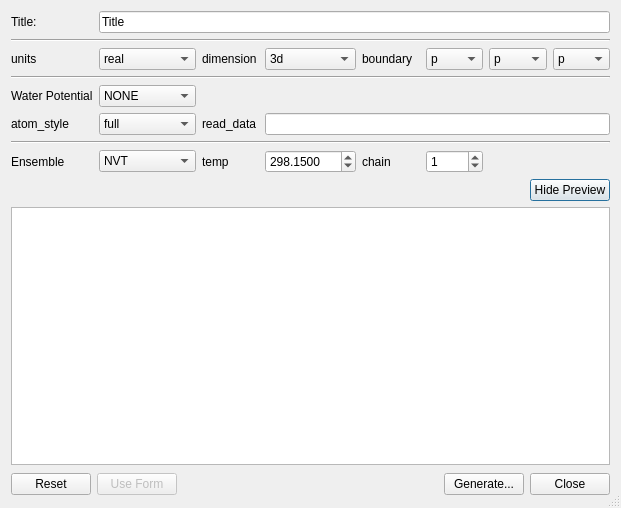
Above: libavogadro/src/extensions/quantuminput/lammpsinputdialog.ui from AlbertDeFusco/avogadro before the change. Below: the same form after it.
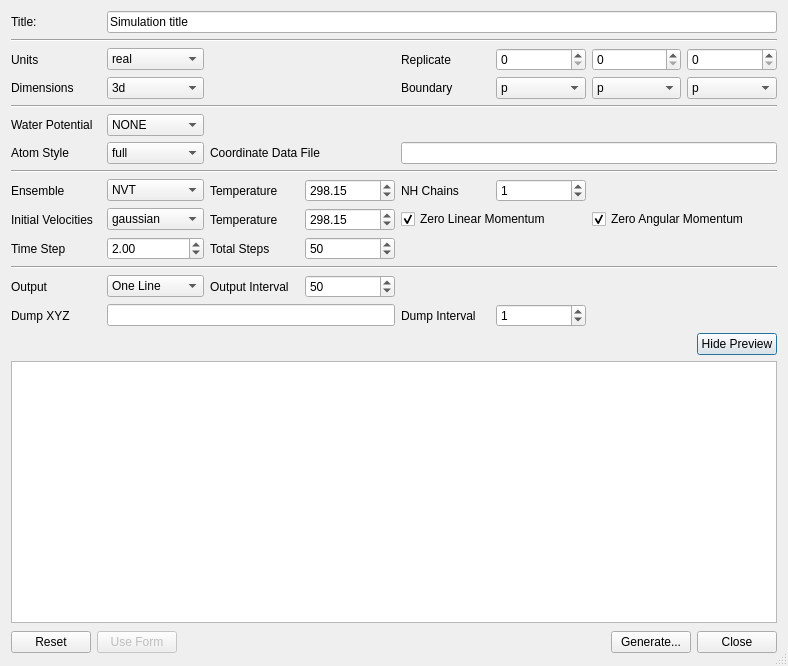
That is the form after the change.

Commit message:
Full input generation completed
A completely working input for SPC water can now be generated.  It is
still required that the lmpdat file be generated separately.

The following keywords were added:
   replicate
   velocity
   thermo_style
   thermo
   timestep
   run

The velocity keywords are limited to atomic velocity creation

thermo_style can only be "one" or "multi"

What changed in the file:
```diff
--- a/libavogadro/src/extensions/quantuminput/lammpsinputdialog.ui
+++ b/libavogadro/src/extensions/quantuminput/lammpsinputdialog.ui
@@ -6,8 +6,8 @@
    <rect>
     <x>0</x>
     <y>0</y>
-    <width>621</width>
-    <height>508</height>
+    <width>788</width>
+    <height>666</height>
    </rect>
   </property>
   <property name="sizePolicy">
@@ -44,7 +44,7 @@
      <item row="0" column="1" colspan="7">
       <widget class="QLineEdit" name="titleLine">
        <property name="text">
-        <string>Title</string>
+        <string>Simulation title</string>
        </property>
       </widget>
      </item>
@@ -65,7 +65,7 @@
 &lt;p style=&quot; margin-top:0px; margin-bottom:0px; margin-left:0px; margin-right:0px; -qt-block-indent:0; text-indent:0px;&quot;&gt;&lt;a href=&quot;http://lammps.sandia.gov/doc/units.html&quot;&gt;&lt;span style=&quot; text-decoration: underline; color:#0057ae;&quot;&gt;http://lammps.sandia.gov/doc/units.html&lt;/span&gt;&lt;/a&gt;&lt;/p&gt;&lt;/body&gt;&lt;/html&gt;</string>
        </property>
        <property name="text">
-        <string>units</string>
+        <string>Units</string>
        </property>
        <property name="buddy">
         <cstring>unitsCombo</cstring>
@@ -119,159 +119,14 @@
        </item>
       </widget>
      </item>
-     <item row="2" column="2">
-      <widget class="QLabel" name="label_dimension">
-       <property name="text">
-        <string>dimension</string>
-       </property>
-       <property name="buddy">
-        <cstring>dimensionCombo</cstring>
-       </property>
-      </widget>
-     </item>
-     <item row="2" column="3">
-      <widget class="QComboBox" name="dimensionCombo">
-       <property name="currentIndex">
-        <number>1</number>
-       </property>
-       <item>
-        <property name="text">
-         <string>2d</string>
-        </property>
-       </item>
-       <item>
-        <property name="text">
-         <string>3d</string>
-        </property>
-       </item>
-      </widget>
-     </item>
-     <item row="2" column="4">
-      <widget class="QLabel" name="label_boundary">
-       <property name="text">
-        <string>boundary</string>
-       </property>
-      </widget>
-     </item>
-     <item row="2" column="5">
-      <widget class="QComboBox" name="xBoundaryCombo">
-       <property name="currentIndex">
-        <number>0</number>
-       </property>
-       <item>
-        <property name="text">
-         <string>p</string>
-        </property>
-       </item>
-       <item>
-        <property name="text">
-         <string>s</string>
-        </property>
-       </item>
-       <item>
-        <property name="text">
-         <string>f</string>
-        </property>
-       </item>
-       <item>
-        <property name="text">
-         <string>m</string>
-        </property>
-       </item>
-       <item>
-        <property name="text">
-         <string>fs</string>
-        </property>
-       </item>
-       <item>
-        <property name="text">
-         <string>fm</string>
-        </property>
-       </item>
-      </widget>
-     </item>
-     <item row="2" column="6">
-      <widget class="QComboBox" name="yBoundaryCombo">
-       <property name="currentIndex">
-        <number>0</number>
-       </property>
-       <item>
-        <property name="text">
-         <string>p</string>
-        </property>
-       </item>
-       <item>
-        <property name="text">
-         <string>s</string>
-        </property>
-       </item>
-       <item>
-        <property name="text">
-         <string>f</string>
-        </property>
-       </item>
-       <item>
-        <property name="text">
-         <string>m</string>
-        </property>
-       </item>
-       <item>
-        <property name="text">
-         <string>fs</string>
-        </property>
-       </item>
-       <item>
-        <property name="text">
-         <string>fm</string>
-        </property>
-       </item>
-      </widget>
-     </item>
-     <item row="2" column="7">
-      <widget class="QComboBox" name="zBoundaryCombo">
-       <property name="currentIndex">
-        <number>0</number>
-       </property>
-       <item>
-        <property name="text">
-         <string>p</string>
-        </property>
-       </item>
-       <item>
-        <property name="text">
-         <string>s</string>
-        </property>
-       </item>
-       <item>
-        <property name="text">
-         <string>f</string>
-        </property>
-       </item>
-       <item>
-        <property name="text">
-         <string>m</string>
-        </property>
-       </item>
-       <item>
-        <property name="text">
-         <string>fs</string>
-        </property>
-       </item>
-       <item>
-        <property name="text">
-         <string>fm</string>
-        </property>
-       </item>
-      </widget>
-     </item>
-     <item row="4" column="0">
+     <item row="5" column="0">
       <widget class="QLabel" name="label_waterPotential">
        <property name="text">
         <string>Water Potential</string>
        </property>
       </widget>
      </item>
-     <item row="4" column="1">
+     <item row="5" column="1">
       <widget class="QComboBox" name="waterPotentialCombo">
        <item>
         <property name="text">
@@ -290,14 +145,14 @@
        </item>
       </widget>
      </item>
-     <item row="3" column="0" colspan="8">
+     <item row="4" column="0" colspan="8">
       <widget class="Line" name="line_2">
        <property name="orientation">
         <enum>Qt::Horizontal</enum>
        </property>
       </widget>
      </item>
-     <item row="5" column="0">
+     <item row="6" column="0">
       <widget class="QLabel" name="label_atomstyle">
        <property name="whatsThis">
         <string>&lt;!DOCTYPE HTML PUBLIC &quot;-//W3C//DTD HTML 4.0//EN&quot; &quot;http://www.w3.org/TR/REC-html40/strict.dtd&quot;&gt;
@@ -307,14 +162,14 @@
 &lt;p style=&quot; margin-top:0px; margin-bottom:0px; margin-left:0px; margin-right:0px; -qt-block-indent:0; text-indent:0px;&quot;&gt;&lt;a href=&quot;http://lammps.sandia.gov/doc/atom_style.html&quot;&gt;&lt;span style=&quot; text-decoration: underline; color:#0057ae;&quot;&gt;http://lammps.sandia.gov/doc/atom_style.html&lt;/span&gt;&lt;/a&gt;&lt;/p&gt;&lt;/body&gt;&lt;/html&gt;</string>
        </property>
        <property name="text">
-        <string>atom_style</string>
+        <string>Atom Style</string>
        </property>
        <property name="buddy">
         <cstring>atomStyleCombo</cstring>
        </property>
       </widget>
      </item>
-     <item row="5" column="1">
+     <item row="6" column="1">
       <widget class="QComboBox" name="atomStyleCombo">
        <property name="whatsThis">
         <string>&lt;!DOCTYPE HTML PUBLIC &quot;-//W3C//DTD HTML 4.0//EN&quot; &quot;http://www.w3.org/TR/REC-html40/strict.dtd&quot;&gt;
@@ -403,24 +258,24 @@
        </item>
       </widget>
      </item>
-     <item row="5" column="2">
+     <item row="6" column="2" colspan="2">
       <widget class="QLabel" name="label_readdata">
        <property name="text">
-        <string>read_data</string>
+        <string>Coordinate Data File</string>
        </property>
       </widget>
      </item>
-     <item row="5" column="3" colspan="5">
+     <item row="6" column="4" colspan="4">
       <widget class="QLineEdit" name="readDataLine"/>
      </item>
-     <item row="7" column="0">
+     <item row="8" column="0">
       <widget class="QLabel" name="label_therm">
        <property name="text">
         <string>Ensemble</string>
        </property>
       </widget>
      </item>
-     <item row="7" column="1">
+     <item row="8" column="1">
       <widget class="QComboBox" name="ensembleCombo">
        <item>
         <property name="text">
@@ -434,17 +289,17 @@
        </item>
       </widget>
      </item>
-     <item row="7" column="2">
+     <item row="8" column="2">
       <widget class="QLabel" name="label_temp">
        <property name="text">
-        <string>temp</string>
+        <string>Temperature</string>
        </property>
       </widget>
      </item>
-     <item row="7" column="3">
+     <item row="8" column="3">
       <widget class="QDoubleSpinBox" name="tempSpin">
        <property name="decimals">
-        <number>4</number>
+        <number>2</number>
        </property>
        <property name="maximum">
         <double>20000.000000000000000</double>
@@ -454,21 +309,24 @@
        </property>
       </widget>
      </item>
-     <item row="7" column="4">
+     <item row="8" column="4">
       <widget class="QLabel" name="label">
        <property name="text">
-        <string>chain</string>
+        <string>NH Chains</string>
        </property>
       </widget>
      </item>
-     <item row="7" column="5">
+     <item row="8" column="5">
       <widget class="QSpinBox" name="nhChainSpin">
+       <property name="minimum">
+        <number>0</number>
+       </property>
        <property name="value">
         <number>1</number>
        </property>
       </widget>
      </item>
-     <item row="4" column="2" colspan="6">
+     <item row="5" column="2" colspan="6">
       <spacer name="horizontalSpacer_3">
        <property name="orientation">
         <enum>Qt::Horizontal</enum>
@@ -481,7 +339,7 @@
        </property>
       </spacer>
      </item>
-     <item row="6" column="0" colspan="8">
+     <item row="7" column="0" colspan="8">
       <widget class="Line" name="line_3">
        <property name="lineWidth">
         <number>1</number>
@@ -491,6 +349,399 @@
        </property>
       </widget>
      </item>
+     <item row="10" column="0">
+      <widget class="QLabel" name="label_2">
+       <property name="text">
+        <string>Time Step</string>
+       </property>
+      </widget>
+     </item>
+     <item row="10" column="1">
+      <widget class="QDoubleSpinBox" name="stepSpin">
+       <property name="singleStep">
+        <double>0.500000000000000</double>
+       </property>
+       <property name="value">
+        <double>2.000000000000000</double>
+       </property>
+      </widget>
+     </item>
+     <item row="13" column="0">
+      <widget class="QLabel" name="label_4">
+       <property name="text">
+        <string>Dump XYZ</string>
+       </property>
+      </widget>
+     </item>
+     <item row="11" column="0" colspan="8">
+      <widget class="Line" name="line_4">
+       <property name="orientation">
+        <enum>Qt::Horizontal</enum>
+       </property>
+      </widget>
+     </item>
+     <item row="3" column="0">
+      <widget class="QLabel" name="label_dimension">
+       <property name="text">
+        <string>Dimensions</string>
+       </property>
+       <property name="buddy">
+        <cstring>dimensionCombo</cstring>
+       </property>
+      </widget>
+     </item>
+     <item row="3" column="1">
+      <widget class="QComboBox" name="dimensionCombo">
+       <property name="currentIndex">
+        <number>1</number>
+       </property>
+       <item>
+        <property name="text">
+         <string>2d</string>
+        </property>
+       </item>
+       <item>
+        <property name="text">
+         <string>3d</string>
+        </property>
+       </item>
+      </widget>
+     </item>
+     <item row="3" column="7">
+      <widget class="QComboBox" name="zBoundaryCombo">
+       <property name="currentIndex">
+        <number>0</number>
+       </property>
+       <item>
+        <property name="text">
+         <string>p</string>
+        </property>
+       </item>
+       <item>
+        <property name="text">
+         <string>s</string>
+        </property>
+       </item>
+       <item>
+        <property name="text">
+         <string>f</string>
+        </property>
+       </item>
+       <item>
+        <property name="text">
+         <string>m</string>
+        </property>
+       </item>
+       <item>
+        <property name="text">
+         <string>fs</string>
+        </property>
+       </item>
+       <item>
+        <property name="text">
+         <string>fm</string>
+        </property>
+       </item>
+      </widget>
+     </item>
+     <item row="3" column="6">
+      <widget class="QComboBox" name="yBoundaryCombo">
+       <property name="currentIndex">
+        <number>0</number>
+       </property>
+       <item>
+        <property name="text">
+         <string>p</string>
+        </property>
+       </item>
+       <item>
+        <property name="text">
+         <string>s</string>
+        </property>
+       </item>
+       <item>
+        <property name="text">
+         <string>f</string>
+        </property>
+       </item>
+       <item>
+        <property name="text">
+         <string>m</string>
+        </property>
+       </item>
+       <item>
+        <property name="text">
+         <string>fs</string>
+        </property>
+       </item>
+       <item>
+        <property name="text">
+         <string>fm</string>
+        </property>
+       </item>
+      </widget>
+     </item>
+     <item row="3" column="5">
+      <widget class="QComboBox" name="xBoundaryCombo">
+       <property name="currentIndex">
+        <number>0</number>
+       </property>
+       <item>
+        <property name="text">
+         <string>p</string>
+        </property>
+       </item>
+       <item>
+        <property name="text">
+         <string>s</string>
+        </property>
+       </item>
+       <item>
+        <property name="text">
+         <string>f</string>
+        </property>
+       </item>
+       <item>
+        <property name="text">
+         <string>m</string>
+        </property>
+       </item>
+       <item>
+        <property name="text">
+         <string>fs</string>
+        </property>
+       </item>
+       <item>
+        <property name="text">
+         <string>fm</string>
+        </property>
+       </item>
+      </widget>
+     </item>
+     <item row="3" column="4">
+      <widget class="QLabel" name="label_boundary">
+       <property name="text">
+        <string>Boundary</string>
+       </property>
+      </widget>
+     </item>
+     <item row="3" column="2" colspan="2">
+      <spacer name="horizontalSpacer_4">
+       <property name="orientation">
+        <enum>Qt::Horizontal</enum>
+       </property>
+       <property name="sizeHint" stdset="0">
+        <size>
+         <width>40</width>
+         <height>20</height>
+        </size>
+       </property>
+      </spacer>
+     </item>
+     <item row="2" column="4">
+      <widget class="QLabel" name="label_5">
+       <property name="text">
+        <string>Replicate</string>
+       </property>
+      </widget>
+     </item>
+     <item row="2" column="2" colspan="2">
+      <spacer name="horizontalSpacer_5">
+       <property name="orientation">
+        <enum>Qt::Horizontal</enum>
+       </property>
+       <property name="sizeHint" stdset="0">
+        <size>
+         <width>40</width>
+         <height>20</height>
+        </size>
+       </property>
+      </spacer>
+     </item>
+     <item row="2" column="5">
+      <widget class="QSpinBox" name="xReplicateSpin"/>
+     </item>
+     <item row="2" column="6">
+      <widget class="QSpinBox" name="yReplicateSpin"/>
+     </item>
+     <item row="2" column="7">
+      <widget class="QSpinBox" name="zReplicateSpin"/>
+     </item>
+     <item row="13" column="1" colspan="3">
+      <widget class="QLineEdit" name="dumpXYZEdit"/>
+     </item>
+     <item row="10" column="2">
+      <widget class="QLabel" name="label_3">
+       <property name="text">
+        <string>Total Steps</string>
+       </property>
+      </widget>
+     </item>
+     <item row="10" column="3">
+      <widget class="QSpinBox" name="runSpin">
+       <property name="maximum">
+        <number>1000000000</number>
+       </property>
+       <property name="value">
+        <number>50</number>
+       </property>
+      </widget>
+     </item>
+     <item row="10" column="4" colspan="4">
+      <spacer name="horizontalSpacer_6">
+       <property name="orientation">
+        <enum>Qt::Horizontal</enum>
+       </property>
+       <property name="sizeHint" stdset="0">
+        <size>
+         <width>40</width>
+         <height>20</height>
+        </size>
+       </property>
+      </spacer>
+     </item>
+     <item row="13" column="4">
+      <widget class="QLabel" name="label_6">
+       <property name="text">
+        <string>Dump Interval</string>
+       </property>
+      </widget>
+     </item>
+     <item row="13" column="5">
+      <widget class="QSpinBox" name="dumpStepSpin">
+       <property name="maximum">
+        <number>10000</number>
+       </property>
+       <property name="value">
+        <number>1</number>
+       </property>
+      </widget>
+     </item>
+     <item row="13" column="6" colspan="2">
+      <spacer name="horizontalSpacer_7">
+       <property name="orientation">
+        <enum>Qt::Horizontal</enum>
+       </property>
+       <property name="sizeHint" stdset="0">
+        <size>
+         <width>40</width>
+         <height>20</height>
+        </size>
+       </property>
+      </spacer>
+     </item>
+     <item row="9" column="0">
+      <widget class="QLabel" name="label_8">
+       <property name="text">
+        <string>Initial Velocities</string>
+       </property>
+      </widget>
+     </item>
+     <item row="9" column="1">
+      <widget class="QComboBox" name="velocityDistCombo">
+       <item>
+        <property name="text">
+         <string>gaussian</string>
+        </property>
+       </item>
+       <item>
+        <property name="text">
+         <string>uniform</string>
+        </property>
+       </item>
+      </widget>
+     </item>
+     <item row="9" column="2">
+      <widget class="QLabel" name="label_9">
+       <property name="text">
+        <string>Temperature</string>
+       </property>
+      </widget>
+     </item>
+     <item row="9" column="3">
+      <widget class="QDoubleSpinBox" name="velocityTempSpin">
+       <property name="maximum">
+        <double>20000.000000000000000</double>
+       </property>
+       <property name="singleStep">
+        <double>0.500000000000000</double>
+       </property>
+       <property name="value">
+        <double>298.149999999999977</double>
+       </property>
+      </widget>
+     </item>
+     <item row="9" column="4" colspan="2">
+      <widget class="QCheckBox" name="zeroMOMCheck">
+       <property name="text">
+        <string>Zero Linear Momentum</string>
+       </property>
+       <property name="checked">
+        <bool>true</bool>
+       </property>
+      </widget>
+     </item>
+     <item row="9" column="6" colspan="2">
+      <widget class="QCheckBox" name="zeroLCheck">
+       <property name="text">
+        <string>Zero Angular Momentum</string>
+       </property>
+       <property name="checked">
+        <bool>true</bool>
+       </property>
+      </widget>
+     </item>
+     <item row="8" column="6" colspan="2">
+      <spacer name="horizontalSpacer_8">
+       <property name="orientation">
+        <enum>Qt::Horizontal</enum>
+       </property>
+       <property name="sizeHint" stdset="0">
+        <size>
+         <width>40</width>
+         <height>20</height>
+        </size>
+       </property>
+      </spacer>
+     </item>
+     <item row="12" column="0">
+      <widget class="QLabel" name="label_10">
+       <property name="text">
+        <string>Output</string>
+       </property>
+      </widget>
+     </item>
+     <item row="12" column="1">
+      <widget class="QComboBox" name="thermoStyleCombo">
+       <item>
+        <property name="text">
+         <string>One Line</string>
+        </property>
+       </item>
+       <item>
+        <property name="text">
+         <string>Multi Line</string>
+        </property>
+       </item>
+      </widget>
+     </item>
+     <item row="12" column="2">
+      <widget class="QLabel" name="label_11">
+       <property name="text">
+        <string>Output Interval</string>
+       </property>
+      </widget>
+     </item>
+     <item row="12" column="3">
+      <widget class="QSpinBox" name="thermoSpin">
+       <property name="maximum">
+        <number>10000</number>
+       </property>
+       <property name="value">
+        <number>50</number>
+       </property>
+      </widget>
+     </item>
     </layout>
    </item>
    <item>
```
The commit also changes 2 other files.
